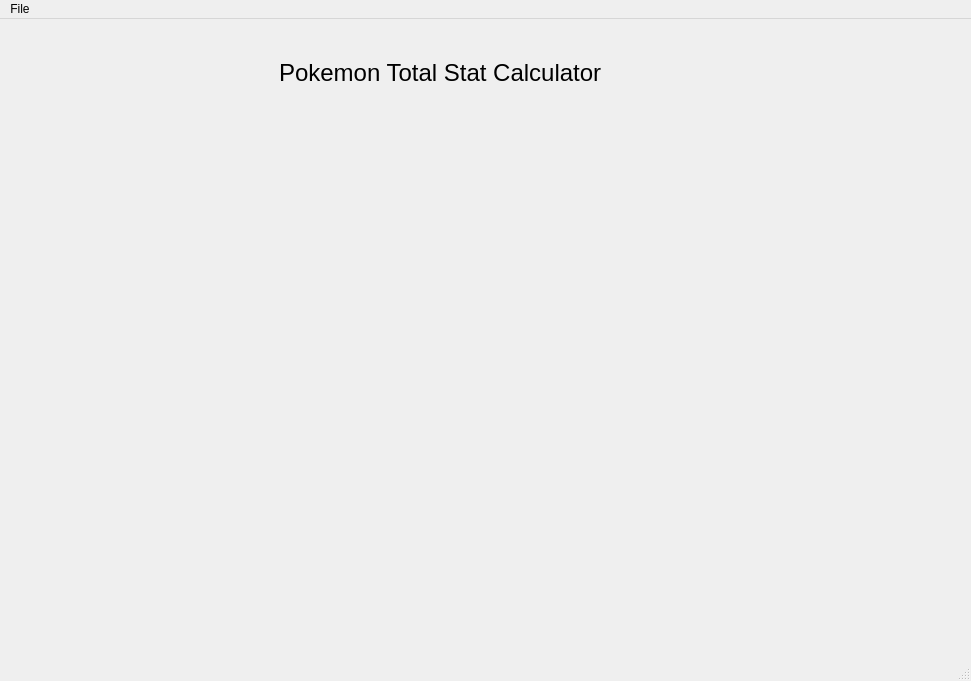
First picture: the form in PokemonStatCalculator/mainwindow.ui, repository PHenegan/PokemonStatCalculator, before the edit.
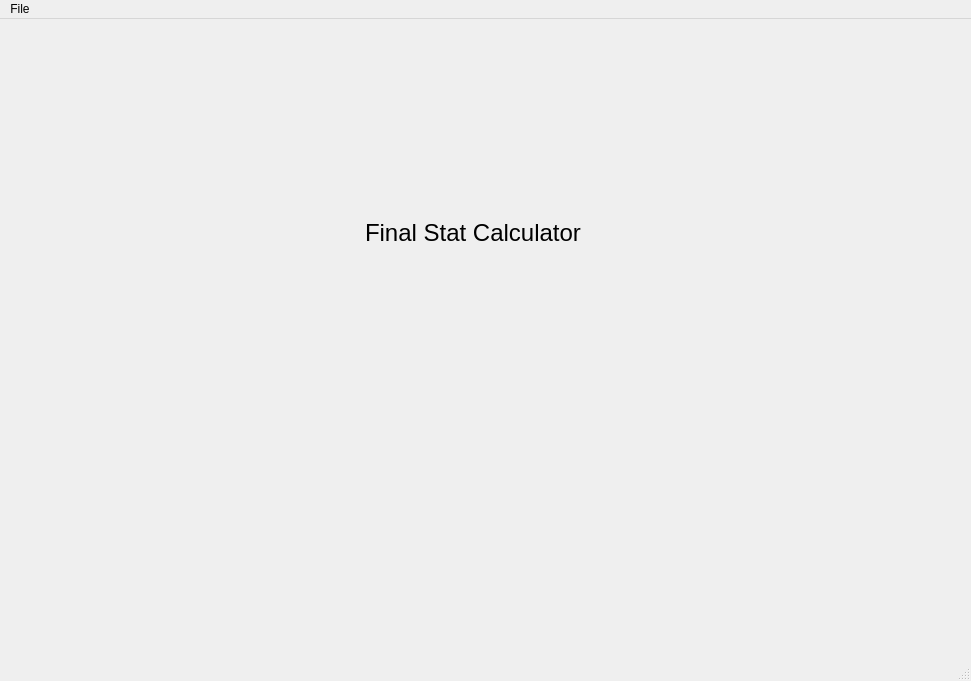
Second picture: the form after the edit.

Patch:
```diff
--- a/PokemonStatCalculator/mainwindow.ui
+++ b/PokemonStatCalculator/mainwindow.ui
@@ -14,17 +14,18 @@
    <string>MainWindow</string>
   </property>
   <widget class="QWidget" name="centralwidget">
-   <widget class="QWidget" name="horizontalLayoutWidget">
+   <property name="toolTip">
+    <string>Pokemon Stat Calculator</string>
+   </property>
+   <widget class="QWidget" name="verticalLayoutWidget">
     <property name="geometry">
      <rect>
-      <x>80</x>
-      <y>40</y>
-      <width>721</width>
-      <height>501</height>
+      <x>360</x>
+      <y>200</y>
+      <width>226</width>
+      <height>80</height>
      </rect>
     </property>
-    <layout class="QHBoxLayout" name="horizontalLayout">
-     <item>
       <layout class="QVBoxLayout" name="verticalLayout">
        <item alignment="Qt::AlignHCenter|Qt::AlignTop">
         <widget class="QLabel" name="label">
@@ -34,11 +35,9 @@
           </font>
          </property>
          <property name="text">
-          <string>Pokemon Total Stat Calculator</string>
-         </property>
-        </widget>
-       </item>
-      </layout>
+        <string>Final Stat Calculator</string>
+       </property>
+      </widget>
      </item>
     </layout>
    </widget>
```
Left out of the diff: 24 changed lines with no effect on the pictures. Lines whose indentation alone changed are shown as unchanged.
